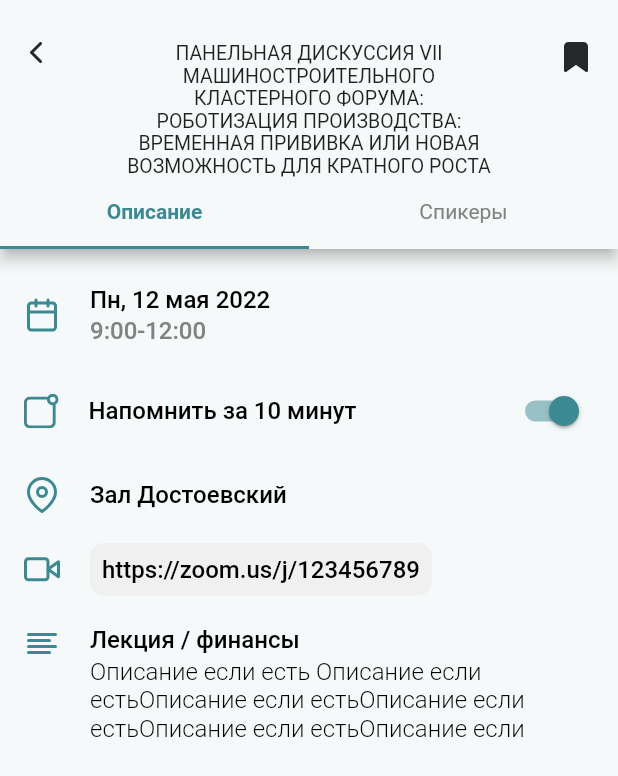
After one commit to smarthousetest/ks, a Flutter app: the EventPage screen opened by its route, on a phone screen of 412 x 824 dp. The commit adds this screen. Shown: the top 776 px of the screen. Run offline on Flutter 3.47's test engine with Material 2 defaults, Android fonts, the light colour scheme and no system bars; drawn by our look-alikes of auto_size_text; our stand-ins replace buttons_tabbar, circular_profile_avatar, custom_navigation_bar, custom_sliding_segmented_control, flutter_bloc, flutter_svg and 2 more; generated files the repository leaves out were written again; Roboto replaces fonts that are missing (Ubuntu).

Commit message:
Страница меропртиятия (без локализации)

```diff
--- a/lib/main.dart
+++ b/lib/main.dart
@@ -3,6 +3,7 @@ import 'package:flutter/services.dart';
 import 'package:flutter_bloc/flutter_bloc.dart';
 import 'package:kazansummit/cubit/locator_services.dart';
 import 'package:kazansummit/screens/%D1%81ontacts_page.dart';
+import 'package:kazansummit/screens/event_page.dart';
 import 'package:kazansummit/screens/main_page.dart';
 import 'package:kazansummit/screens/management.dart';
 import 'package:kazansummit/utils/constants.dart';
@@ -49,6 +50,7 @@ class _MyAppState extends State<MyApp> {
         ),
         routes: <String, WidgetBuilder>{
           '/contactpage': (BuildContext context) => ContactsPage(),
+          '/eventpage': (BuildContext context) => EventPage(),
         },
       ),
     );
--- /dev/null
+++ b/lib/screens/event_page.dart
@@ -0,0 +1,228 @@
+import 'package:auto_size_text/auto_size_text.dart';
+import 'package:flutter/material.dart';
+import 'package:flutter_svg/flutter_svg.dart';
+import 'package:kazansummit/utils/constants.dart';
+import 'package:kazansummit/widgets/speaker_card.dart';
+import 'package:url_launcher/url_launcher.dart' as UrlLauncher;
+
+class EventPage extends StatefulWidget {
+  const EventPage({Key? key}) : super(key: key);
+
+  @override
+  State<EventPage> createState() => _EventPageState();
+}
+
+class _EventPageState extends State<EventPage> with TickerProviderStateMixin {
+  late TabController _controller;
+  final List<Tab> topTabs = <Tab>[
+    new Tab(text: 'Описание'),
+    new Tab(text: 'Спикеры')
+  ];
+
+  @override
+  void initState() {
+    super.initState();
+    _controller = TabController(vsync: this, length: 2);
+  }
+
+  @override
+  void dispose() {
+    _controller.dispose();
+    super.dispose();
+  }
+
+  @override
+  Widget build(BuildContext context) {
+    bool trans = true;
+    return Scaffold(
+      appBar: AppBar(
+        automaticallyImplyLeading: false,
+        backgroundColor: kBacColor,
+        bottom: PreferredSize(
+          preferredSize: Size.fromHeight(110),
+          child: Column(
+            children: [
+              Row(
+                crossAxisAlignment: CrossAxisAlignment.start,
+                children: [
+                  Expanded(
+                      child: Row(
+                    mainAxisAlignment: MainAxisAlignment.start,
+                    children: [
+                      Padding(
+                        padding: const EdgeInsets.only(top: 20, left: 20),
+                        child: GestureDetector(
+                            onTap: () {
+                              Navigator.pop(context);
+                            },
+                            child: SvgPicture.asset("assets/icons/left.svg")),
+                      ),
+                    ],
+                  )),
+                  Expanded(
+                    flex: 3,
+                    child: Padding(
+                      padding: const EdgeInsets.only(top: 20),
+                      child: AutoSizeText(
+                        "ПАНЕЛЬНАЯ ДИСКУССИЯ VII МАШИНОСТРОИТЕЛЬНОГО КЛАСТЕРНОГО ФОРУМА: РОБОТИЗАЦИЯ ПРОИЗВОДСТВА: ВРЕМЕННАЯ ПРИВИВКА ИЛИ НОВАЯ ВОЗМОЖНОСТЬ ДЛЯ КРАТНОГО РОСТА",
+                        maxLines: 6,
+                        textAlign: TextAlign.center,
+                        style: TextStyle(fontWeight: FontWeight.w400),
+                      ),
+                    ),
+                  ),
+                  Expanded(
+                      child: Row(
+                    mainAxisAlignment: MainAxisAlignment.end,
+                    children: [
+                      Padding(
+                        padding: const EdgeInsets.only(top: 20, right: 20),
+                        child:
+                            SvgPicture.asset("assets/icons/favouritesplus.svg"),
+                      ),
+                    ],
+                  )),
+                ],
+              ),
+              TabBar(
+                indicatorColor: kTextGreenColor,
+                unselectedLabelColor: kTextGreyColor,
+                unselectedLabelStyle: TextStyle(fontWeight: FontWeight.w400),
+                labelColor: kTextGreenColor,
+                labelStyle: TextStyle(fontWeight: FontWeight.w700),
+                controller: _controller,
+                tabs: topTabs,
+              ),
+            ],
+          ),
+        ),
+      ),
+      body: TabBarView(
+        controller: _controller,
+        children: [
+          Container(
+            margin:
+                const EdgeInsets.only(left: 16, right: 16, top: 24, bottom: 20),
+            child: Column(
+              children: [
+                Row(
+                  children: [
+                    SvgPicture.asset("assets/icons/calendar.svg",
+                        color: kIconColor),
+                    SizedBox(width: 20),
+                    Column(
+                      crossAxisAlignment: CrossAxisAlignment.start,
+                      children: [
+                        Text("Пн, 12 мая 2022", style: kContentTextStyle),
+                        SizedBox(height: 2),
+                        Text("9:00-12:00",
+                            style: kContentTextStyle.copyWith(
+                                color: Color(0xFF828282)))
+                      ],
+                    )
+                  ],
+                ),
+                SizedBox(height: 20),
+                Row(
+                  children: [
+                    SvgPicture.asset("assets/icons/notifplus.svg",
+                        color: kIconColor),
+                    SizedBox(width: 20),
+                    Text("Напомнить за 10 минут", style: kContentTextStyle),
+                    Expanded(
+                      child: Row(
+                        mainAxisAlignment: MainAxisAlignment.end,
+                        children: [
+                          Switch(
+                              activeColor: kButtonColor,
+                              value: trans,
+                              onChanged: (bool value) {
+                                print("ffff");
+                              })
+                        ],
+                      ),
+                    )
+                  ],
+                ),
+                SizedBox(height: 20),
+                Row(
+                  children: [
+                    SvgPicture.asset("assets/icons/location.svg",
+                        color: kIconColor),
+                    SizedBox(width: 20),
+                    Text("Зал Достоевский", style: kContentTextStyle),
+                  ],
+                ),
+                SizedBox(height: 20),
+                Row(
+                  children: [
+                    SvgPicture.asset("assets/icons/zoom.svg",
+                        color: kIconColor),
+                    SizedBox(width: 20),
+                    GestureDetector(
+                      onTap: () {
+                        UrlLauncher.launch("https://zoom.us/j/123456789");
+                      },
+                      child: Container(
+                          padding: EdgeInsets.all(8),
+                          decoration: BoxDecoration(
+                              borderRadius:
+                                  BorderRadius.all(Radius.circular(9)),
+                              color: Color(0xFFF0F0F0)),
+                          child: Text("https://zoom.us/j/123456789",
+                              style: kContentTextStyle)),
+                    ),
+                  ],
+                ),
+                SizedBox(height: 20),
+                Row(
+                  crossAxisAlignment: CrossAxisAlignment.start,
+                  children: [
+                    SvgPicture.asset("assets/icons/alignleft.svg",
+                        color: kIconColor),
+                    SizedBox(width: 20),
+                    Column(
+                      crossAxisAlignment: CrossAxisAlignment.start,
+                      children: [
+                        Text("Лекция / финансы", style: kContentTextStyle),
+                        SizedBox(height: 2),
+                        SingleChildScrollView(
+                          child: Container(
+                            width: MediaQuery.of(context).size.width - 100,
+                            child: Expanded(
+                              child: AutoSizeText(
+                                "Описание если есть Описание если естьОписание если естьОписание если естьОписание если естьОписание если",
+                                style: kContentTextStyle.copyWith(
+                                    fontWeight: FontWeight.w300),
+                              ),
+                            ),
+                          ),
+                        )
+                      ],
+                    )
+                  ],
+                )
+              ],
+            ),
+          ),
+          //! Вторая страница
+          Container(
+            margin:
+                const EdgeInsets.only(left: 16, right: 16, top: 24, bottom: 20),
+            child: Column(
+              children: [
+                SpeakerCard(
+                    image:
+                        "https://i11.fotocdn.net/s121/812174e17c001a41/public_pin_l/2764195349.jpg",
+                    name: "Дмитрий Артюхов",
+                    firm: "ООО Татнефть",
+                    post:
+                        "Губернатор Ямало-Ненецкого автономного округаГубернатор Ямало-Ненецкого автономного округаГубернатор Ямало-Ненецкого автономного округаГубернатор Ямало-Ненецкого автономного округаГубернатор Ямало-Ненецкого автономного округаГубернатор Ямало-Ненецкого автономного округаГубернатор Ямало-Ненецкого автономного округа")
+              ],
+            ),
+          ),
+        ],
+      ),
+    );
+  }
+}
--- a/pubspec.yaml
+++ b/pubspec.yaml
@@ -38,6 +38,7 @@ dependencies:
   url_launcher: ^6.0.18
   auto_size_text: ^3.0.0
   sliding_up_panel: ^2.0.0+1
+  circular_profile_avatar: ^2.0.5
 
 
   flutter_localizations:
@@ -100,6 +101,9 @@ flutter:
       - assets/icons/instagram.svg
       - assets/icons/tw.svg
       - assets/icons/X.svg
+      - assets/icons/left.svg
+      - assets/icons/alignleft.svg
+      - assets/icons/notifplus.svg
       - assets/images/logoen.svg
       - assets/images/map.png
       - assets/images/logom.png
```
Also changed, not shown: lib/screens/schedule_page.dart (+11 -6 lines), lib/screens/сontacts_page.dart (+10 -12 lines), lib/widgets/speaker_card.dart (added, +63 -0 lines), assets/icons/alignleft.svg (added), assets/icons/left.svg (added), assets/icons/notifplus.svg (added), pubspec.lock.
